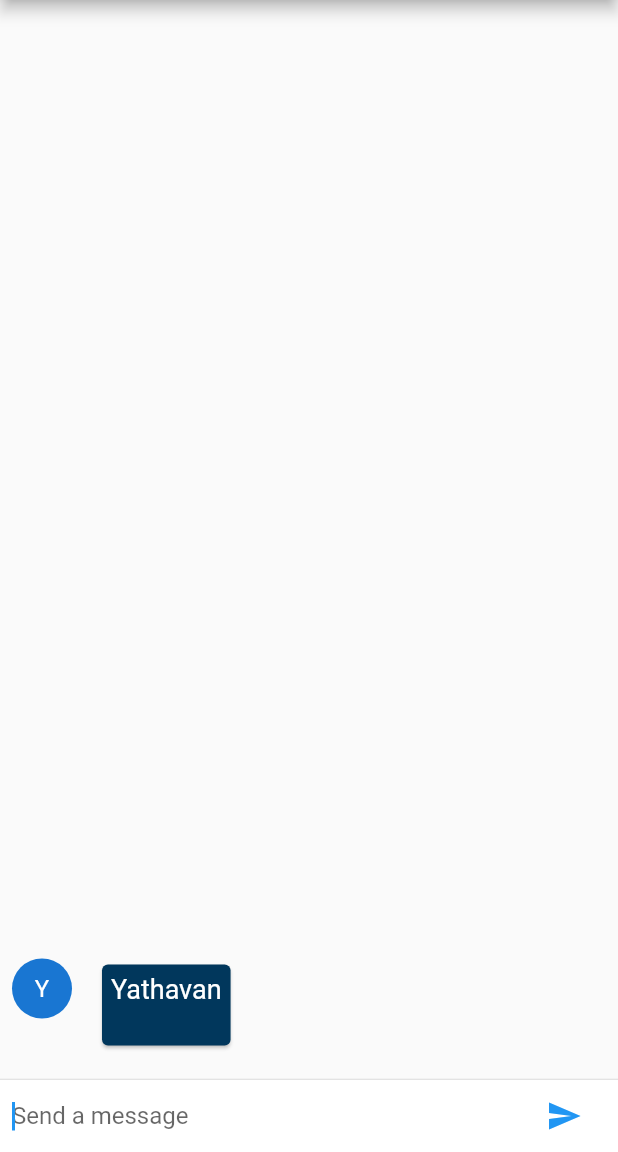
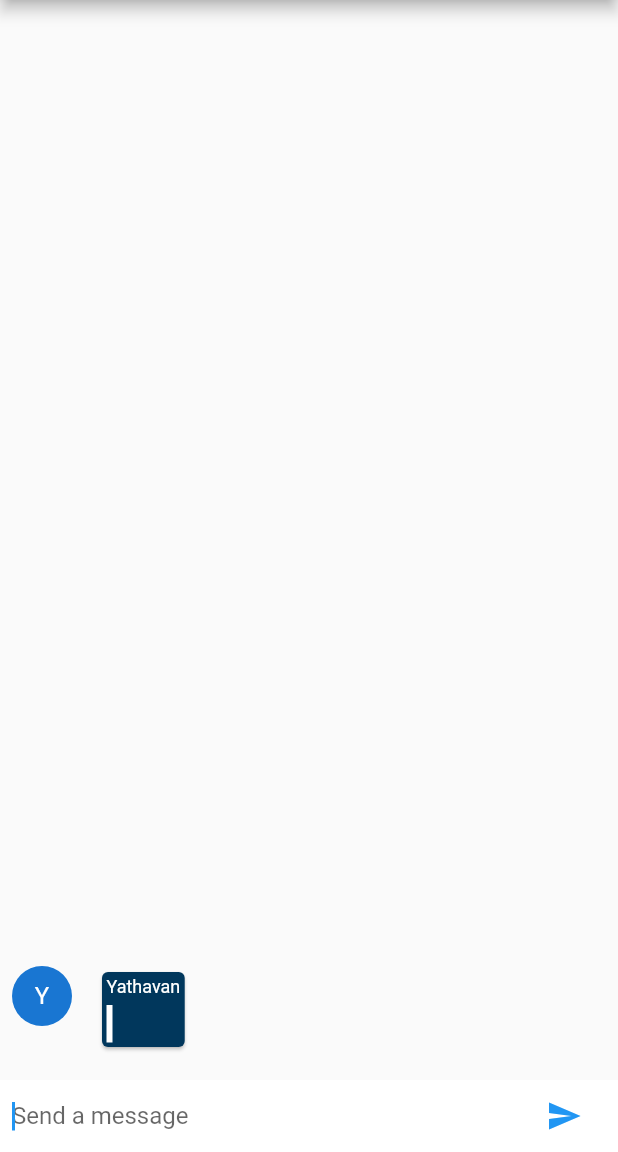
Before and after one commit to yparam98/FriendlyChatApp, a Flutter app: the screen it shows after launch, after a tap on the "send" icon, on a phone screen of 412 x 824 dp, the part 84-1236 px from its top. Run offline on Flutter 3.47's test engine with Material 2 defaults, Android fonts, the phone set to English and light mode, and no system bars.

Commit message:
added flex to chat message view

```diff
--- a/lib/main.dart
+++ b/lib/main.dart
@@ -38,31 +38,32 @@ class ChatMessage extends StatelessWidget {
           ),
           Card(
             child: Padding(
-              padding: const EdgeInsets.all(5.0),
+              padding: const EdgeInsets.all(2.0),
               child: Container(
                 margin: EdgeInsets.all(1.0),
                 child: Column(
                   crossAxisAlignment: CrossAxisAlignment.start,
                   children: [
-                    Text(_name, style: TextStyle(fontSize: 18.0, color: Colors.white)),
+                    Text(_name, style: TextStyle(fontSize: 12.0, color: Colors.white)),
                     Row(
                       children: [
-                        Expanded(
+                        Flexible(
                           flex: 1,
                           child: Container(
                             margin: EdgeInsets.only(top: 5.0),
-                            child: Text(text),
-                            decoration: BoxDecoration(color: (Colors.white)),
+                            padding: EdgeInsets.all(2.0),
+                            color: Colors.white,
+                            child: Text(text, style: TextStyle(fontSize: 18.0, color: Colors.black)),
                           ),
-                        )
+                        ),
                       ],
-                    )
+                    ),
                   ],
                 ),
               ),
             ),
             color: Color.fromARGB(255, 1, 55, 92),
-          )
+          ),
         ],
       ),
     );
@@ -87,7 +88,8 @@ class _ChatScreenState extends State<ChatScreen> {
       ),
       body: Column(
         children: [
-          Flexible(
+          Expanded(
+            flex: 1,
             child: ListView.builder(
               padding: EdgeInsets.all(8.0),
               reverse: true,
@@ -95,7 +97,7 @@ class _ChatScreenState extends State<ChatScreen> {
               itemCount: _messages.length,
             ),
           ),
-          Divider(height: 1.0),
+          // Divider(height: 1.0),
           Container(
             decoration: BoxDecoration(color: Theme.of(context).cardColor),
             child: _buildTextComposer(),
@@ -109,7 +111,7 @@ class _ChatScreenState extends State<ChatScreen> {
     return IconTheme(
       data: IconThemeData(color: Theme.of(context).accentColor),
       child: Container(
-        margin: EdgeInsets.symmetric(horizontal: 8.0),
+        margin: EdgeInsets.symmetric(horizontal: 8.0, vertical: 0.0),
         child: Row(
           children: [
             Flexible(
```
